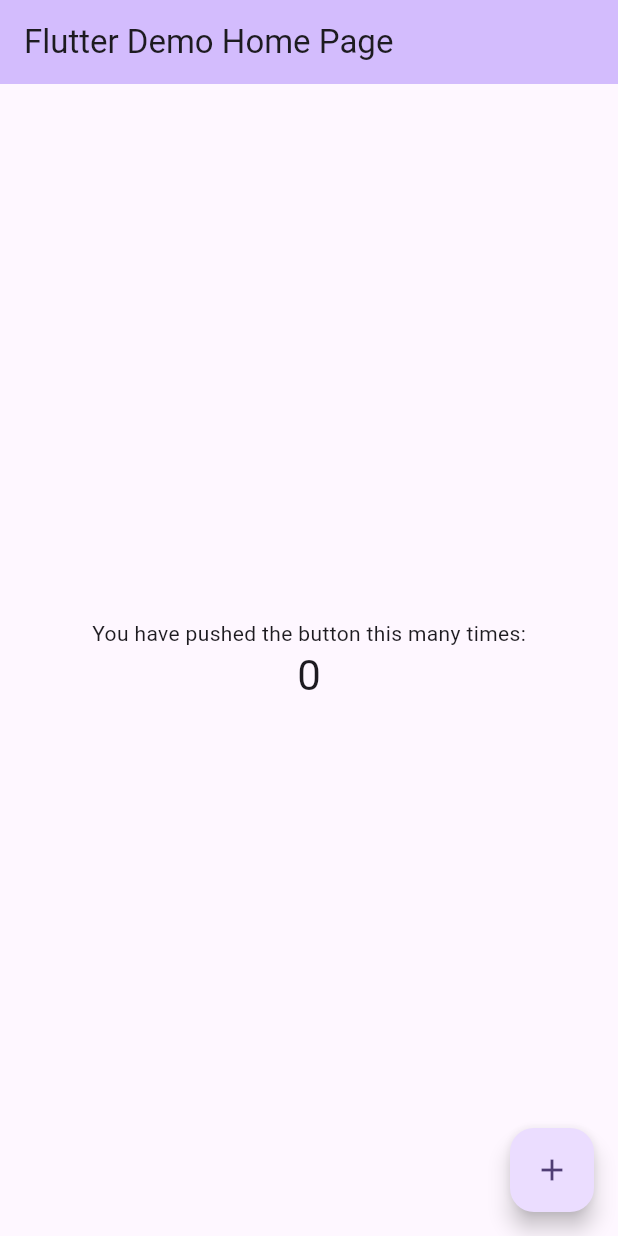
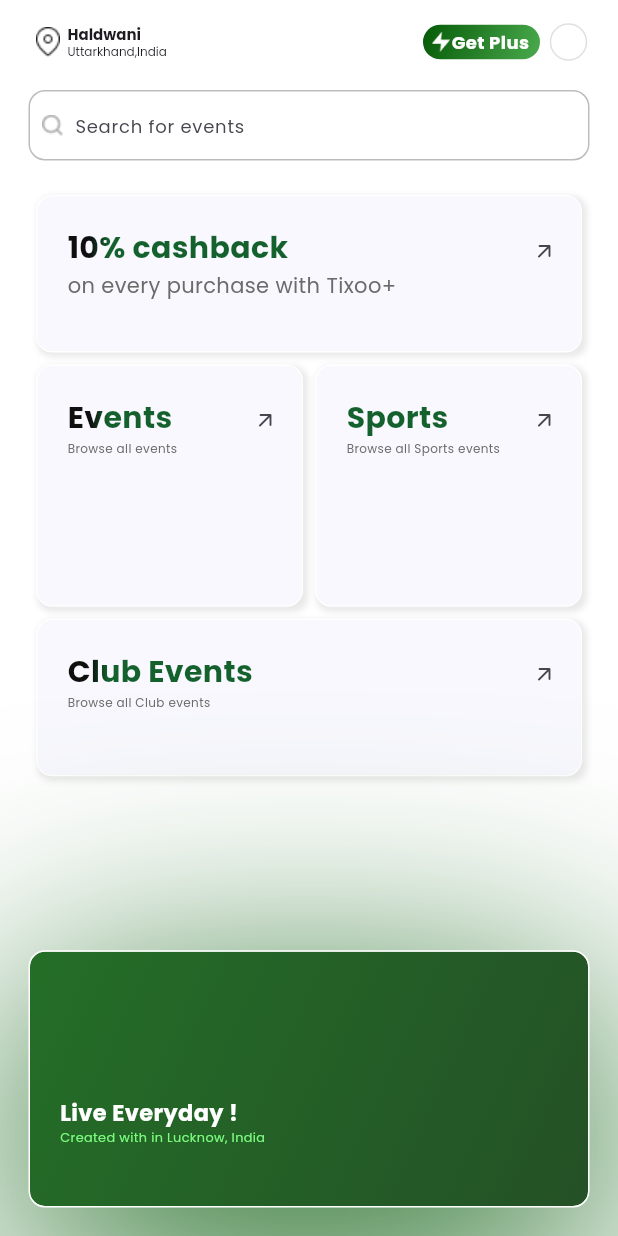
Before and after one commit to Eshwar-M17/event-finder-app, a Flutter app: the screen it shows after launch, on a phone screen of 412 x 824 dp. Run offline on Flutter 3.47's test engine with Material 3 defaults, Android fonts, the phone set to English and light mode, and no system bars.

Commit message:
add base page

```diff
--- a/lib/main.dart
+++ b/lib/main.dart
@@ -1,3 +1,4 @@
+import 'package:event_finder_app/ui/pages/base_page.dart';
 import 'package:flutter/material.dart';
 
 void main() {
@@ -7,116 +8,12 @@ void main() {
 class MyApp extends StatelessWidget {
   const MyApp({super.key});
 
-  // This widget is the root of your application.
   @override
   Widget build(BuildContext context) {
     return MaterialApp(
-      title: 'Flutter Demo',
-      theme: ThemeData(
-        // This is the theme of your application.
-        //
-        // TRY THIS: Try running your application with "flutter run". You'll see
-        // the application has a purple toolbar. Then, without quitting the app,
-        // try changing the seedColor in the colorScheme below to Colors.green
-        // and then invoke "hot reload" (save your changes or press the "hot
-        // reload" button in a Flutter-supported IDE, or press "r" if you used
-        // the command line to start the app).
-        //
-        // Notice that the counter didn't reset back to zero; the application
-        // state is not lost during the reload. To reset the state, use hot
-        // restart instead.
-        //
-        // This works for code too, not just values: Most code changes can be
-        // tested with just a hot reload.
-        colorScheme: ColorScheme.fromSeed(seedColor: Colors.deepPurple),
-      ),
-      home: const MyHomePage(title: 'Flutter Demo Home Page'),
+      debugShowCheckedModeBanner: false,
+      theme: ThemeData(fontFamily: "Poppins"),
+      home: BasePage(),
     );
   }
 }
-
-class MyHomePage extends StatefulWidget {
-  const MyHomePage({super.key, required this.title});
-
-  // This widget is the home page of your application. It is stateful, meaning
-  // that it has a State object (defined below) that contains fields that affect
-  // how it looks.
-
-  // This class is the configuration for the state. It holds the values (in this
-  // case the title) provided by the parent (in this case the App widget) and
-  // used by the build method of the State. Fields in a Widget subclass are
-  // always marked "final".
-
-  final String title;
-
-  @override
-  State<MyHomePage> createState() => _MyHomePageState();
-}
-
-class _MyHomePageState extends State<MyHomePage> {
-  int _counter = 0;
-
-  void _incrementCounter() {
-    setState(() {
-      // This call to setState tells the Flutter framework that something has
-      // changed in this State, which causes it to rerun the build method below
-      // so that the display can reflect the updated values. If we changed
-      // _counter without calling setState(), then the build method would not be
-      // called again, and so nothing would appear to happen.
-      _counter++;
-    });
-  }
-
-  @override
-  Widget build(BuildContext context) {
-    // This method is rerun every time setState is called, for instance as done
-    // by the _incrementCounter method above.
-    //
-    // The Flutter framework has been optimized to make rerunning build methods
-    // fast, so that you can just rebuild anything that needs updating rather
-    // than having to individually change instances of widgets.
-    return Scaffold(
-      appBar: AppBar(
-        // TRY THIS: Try changing the color here to a specific color (to
-        // Colors.amber, perhaps?) and trigger a hot reload to see the AppBar
-        // change color while the other colors stay the same.
-        backgroundColor: Theme.of(context).colorScheme.inversePrimary,
-        // Here we take the value from the MyHomePage object that was created by
-        // the App.build method, and use it to set our appbar title.
-        title: Text(widget.title),
-      ),
-      body: Center(
-        // Center is a layout widget. It takes a single child and positions it
-        // in the middle of the parent.
-        child: Column(
-          // Column is also a layout widget. It takes a list of children and
-          // arranges them vertically. By default, it sizes itself to fit its
-          // children horizontally, and tries to be as tall as its parent.
-          //
-          // Column has various properties to control how it sizes itself and
-          // how it positions its children. Here we use mainAxisAlignment to
-          // center the children vertically; the main axis here is the vertical
-          // axis because Columns are vertical (the cross axis would be
-          // horizontal).
-          //
-          // TRY THIS: Invoke "debug painting" (choose the "Toggle Debug Paint"
-          // action in the IDE, or press "p" in the console), to see the
-          // wireframe for each widget.
-          mainAxisAlignment: MainAxisAlignment.center,
-          children: <Widget>[
-            const Text('You have pushed the button this many times:'),
-            Text(
-              '$_counter',
-              style: Theme.of(context).textTheme.headlineMedium,
-            ),
-          ],
-        ),
-      ),
-      floatingActionButton: FloatingActionButton(
-        onPressed: _incrementCounter,
-        tooltip: 'Increment',
-        child: const Icon(Icons.add),
-      ), // This trailing comma makes auto-formatting nicer for build methods.
-    );
-  }
-}
--- /dev/null
+++ b/lib/ui/pages/base_page.dart
@@ -0,0 +1,317 @@
+import 'package:flutter/material.dart';
+
+class BasePage extends StatelessWidget {
+  const BasePage({super.key});
+  static const LinearGradient linearGradient = LinearGradient(
+    begin: Alignment.bottomLeft,
+    end: Alignment.topRight,
+    stops: [0.5, 0.6], // or [0.2, 1.0], etc.
+    colors: [Color(0xFFFFFFFF), Color(0xFFCDFFCF)],
+  );
+
+  @override
+  Widget build(BuildContext context) {
+    final Shader shader = linearGradient.createShader(
+      Rect.fromLTWH(0, 0, 115, 18),
+    );
+    return Scaffold(
+      backgroundColor: Colors.white,
+
+      appBar: AppBar(
+        backgroundColor: Colors.white,
+        leadingWidth: 40,
+        leading: Align(
+          alignment: Alignment.centerRight,
+          child: Image.asset('assets/icons/map_pin.png'),
+        ),
+        titleSpacing: 5,
+        title: Column(
+          mainAxisAlignment: MainAxisAlignment.center,
+          crossAxisAlignment: CrossAxisAlignment.start,
+          children: [
+            Text(
+              "Haldwani",
+              style: TextStyle(fontWeight: FontWeight.bold, fontSize: 10),
+            ),
+            Text(
+              "Uttarkhand,India",
+              style: TextStyle(fontWeight: FontWeight.w400, fontSize: 8),
+            ),
+          ],
+        ),
+        actions: [
+          Container(
+            width: 80,
+            height: 25,
+            padding: EdgeInsets.symmetric(horizontal: 5),
+            decoration: BoxDecoration(
+              borderRadius: BorderRadius.circular(13),
+              border: Border.all(color: Colors.white),
+              gradient: LinearGradient(
+                begin: Alignment.topLeft,
+                end: Alignment.bottomRight,
+                colors: [
+                  Color.fromARGB(255, 5, 89, 6),
+                  Color.fromARGB(255, 75, 171, 78),
+                ],
+              ),
+            ),
+            child: Row(
+              children: [
+                Image.asset(
+                  'assets/icons/lightning.png',
+                  width: 14,
+                  height: 14,
+                ),
+                Text(
+                  "Get Plus",
+                  style: TextStyle(
+                    fontWeight: FontWeight.bold,
+                    fontSize: 12,
+                    color: Colors.white,
+                  ),
+                ),
+              ],
+            ),
+          ),
+          Container(
+            margin: EdgeInsets.only(left: 5, right: 20),
+            width: 26,
+            height: 25,
+            decoration: BoxDecoration(
+              border: BoxBorder.all(
+                width: 1,
+                color: Color(0xFFE0E0E0),
+                strokeAlign: BorderSide.strokeAlignInside,
+              ),
+              shape: BoxShape.circle,
+            ),
+          ),
+        ],
+
+        bottom: PreferredSize(
+          preferredSize: Size.fromHeight(50),
+          child: Padding(
+            padding: const EdgeInsets.symmetric(horizontal: 20),
+            child: SearchBar(
+              leading: Image.asset('assets/icons/search.png'),
+              hintText: "Search for events",
+              hintStyle: WidgetStatePropertyAll(
+                TextStyle(fontWeight: FontWeight.w400, fontSize: 12),
+              ),
+              backgroundColor: WidgetStateColor.transparent,
+              elevation: WidgetStatePropertyAll(0),
+              constraints: BoxConstraints(minHeight: 45, minWidth: 400),
+              shape: WidgetStatePropertyAll(
+                RoundedRectangleBorder(
+                  borderRadius: BorderRadiusGeometry.circular(10),
+                ),
+              ),
+              side: WidgetStatePropertyAll(
+                BorderSide(
+                  color: Color(0xFFBBBDBB),
+                  width: 1,
+                  strokeAlign: BorderSide.strokeAlignOutside,
+                ),
+              ),
+            ),
+          ),
+        ),
+      ),
+
+      body: SafeArea(
+        child: Padding(
+          padding: const EdgeInsets.all(20),
+          child: Column(
+            children: [
+              Expanded(
+                flex: 2,
+                child: CustomCard(
+                  title: "10% cashback",
+                  lable: "on every purchase with Tixoo+",
+                  lableSize: 14,
+                ),
+              ),
+              Expanded(
+                flex: 3,
+                child: Row(
+                  children: [
+                    Expanded(
+                      child: CustomCard(
+                        title: "Events",
+                        lable: "Browse all events",
+                      ),
+                    ),
+                    Expanded(
+                      child: CustomCard(
+                        title: "Sports",
+                        lable: "Browse all Sports events",
+                      ),
+                    ),
+                  ],
+                ),
+              ),
+              Expanded(
+                flex: 2,
+                child: CustomCard(
+                  title: "Club Events",
+                  lable: "Browse all Club events",
+                ),
+              ),
+              Expanded(flex: 2, child: SizedBox.shrink()),
+              Expanded(
+                flex: 3,
+                child: Container(
+                  width: double.maxFinite,
+                  padding: EdgeInsets.only(bottom: 40, left: 20),
+                  decoration: BoxDecoration(
+                    borderRadius: BorderRadius.circular(10),
+                    border: Border.all(
+                      width: 1,
+                      color: Colors.white,
+                      strokeAlign: BorderSide.strokeAlignOutside,
+                    ),
+                    boxShadow: [
+                      BoxShadow(
+                        offset: Offset(0, 40),
+                        blurRadius: 200,
+                        spreadRadius: 10,
+                        color: Color(0xFF246E27),
+                      ),
+                    ],
+                    gradient: LinearGradient(
+                      begin: Alignment.topLeft,
+                      end: Alignment.bottomRight,
+                      colors: [Color(0xFF246E27), Color(0xFF245126)],
+                    ),
+                  ),
+                  child: Column(
+                    mainAxisAlignment: MainAxisAlignment.end,
+                    crossAxisAlignment: CrossAxisAlignment.start,
+                    children: [
+                      Text(
+                        "Live Everyday !",
+                        style: TextStyle(
+                          fontSize: 15,
+                          fontWeight: FontWeight.bold,
+                          foreground: Paint()..shader = shader,
+                        ),
+                      ),
+                      Text(
+                        'Created with in Lucknow, India',
+                        style: TextStyle(
+                          fontWeight: FontWeight.w400,
+                          fontSize: 8.57,
+                          color: Color(0xFF7AFB7E),
+                        ),
+                      ),
+                    ],
+                  ),
+                ),
+              ),
+            ],
+          ),
+        ),
+      ),
+    );
+  }
+}
+
+class CustomCard extends StatelessWidget {
+  final String title;
+  final String lable;
+  final double lableSize;
+  final addGradientLable;
+  static const LinearGradient linearGradient = LinearGradient(
+    begin: Alignment.centerLeft,
+    end: Alignment.centerRight,
+    stops: [0.5, 0.6], // or [0.2, 1.0], etc.
+    colors: [Color(0xF0000000), Color(0xFF15612E)],
+  );
+  const CustomCard({
+    super.key,
+    required this.title,
+    required this.lable,
+    this.lableSize = 8,
+    this.addGradientLable = false,
+  });
+
+  @override
+  Widget build(BuildContext context) {
+    final Shader shader = linearGradient.createShader(
+      Rect.fromLTWH(0, 0, 120, 70),
+    );
+
+    return Container(
+      margin: EdgeInsets.all(5),
+      padding: EdgeInsets.all(20),
+      decoration: BoxDecoration(
+        border: BoxBorder.all(
+          width: 1,
+          color: Colors.white,
+          strokeAlign: BorderSide.strokeAlignOutside,
+        ),
+        borderRadius: BorderRadius.circular(10),
+        color: Color(0xFFF8F8FE),
+        boxShadow: [
+          BoxShadow(
+            offset: Offset(2, 2),
+            blurStyle: BlurStyle.normal,
+            spreadRadius: 2,
+            blurRadius: 3,
+            color: Color.fromRGBO(34, 34, 34, 0.1),
+          ),
+        ],
+      ),
+      child: Row(
+        mainAxisAlignment: MainAxisAlignment.start,
+        crossAxisAlignment: CrossAxisAlignment.start,
+        children: [
+          Column(
+            crossAxisAlignment: CrossAxisAlignment.start,
+            children: [
+              Text(
+                title,
+                style: TextStyle(
+                  fontWeight: FontWeight.bold,
+                  fontSize: 20,
+                  foreground: Paint()..shader = shader,
+                ),
+              ),
+              Text(
+                lable,
+                style: addGradientLable
+                    ? TextStyle(
+                        fontWeight: FontWeight.w400,
+                        fontSize: lableSize,
+                        foreground: Paint()..shader = shader,
+                      )
+                    : TextStyle(
+                        fontWeight: FontWeight.w400,
+                        fontSize: lableSize,
+                        color: Color(0xFF6B6B6B),
+                      ),
+              ),
+            ],
+          ),
+          Spacer(),
+
+          IconButton(
+            style: ButtonStyle(
+              fixedSize: WidgetStatePropertyAll(Size(16, 16)),
+              tapTargetSize: MaterialTapTargetSize.shrinkWrap,
+            ),
+            constraints: BoxConstraints(
+              minWidth: 20.0,
+              minHeight: 20.0,
+              maxWidth: 20.0,
+              maxHeight: 20.0,
+            ),
+            onPressed: () {},
+            icon: Icon(Icons.arrow_outward_rounded, size: 16),
+          ),
+        ],
+      ),
+    );
+  }
+}
--- /dev/null
+++ b/lib/ui/pages/home_page.dart
@@ -0,0 +1,13 @@
+
+
+
+import 'package:flutter/material.dart';
+
+class HomePage extends StatelessWidget {
+  const HomePage({super.key});
+
+  @override
+  Widget build(BuildContext context) {
+    return const Placeholder();
+  }
+}
```
Also changed, not shown: pubspec.yaml (+15 -13 lines), assets/fonts/Poppins-Bold.ttf (added), assets/fonts/Poppins-Medium.ttf (added), assets/fonts/Poppins-Regular.ttf (added), assets/fonts/Poppins-SemiBold.ttf (added), assets/icons/lightning.png (added), assets/icons/map_pin.png (added), assets/icons/search.png (added).
